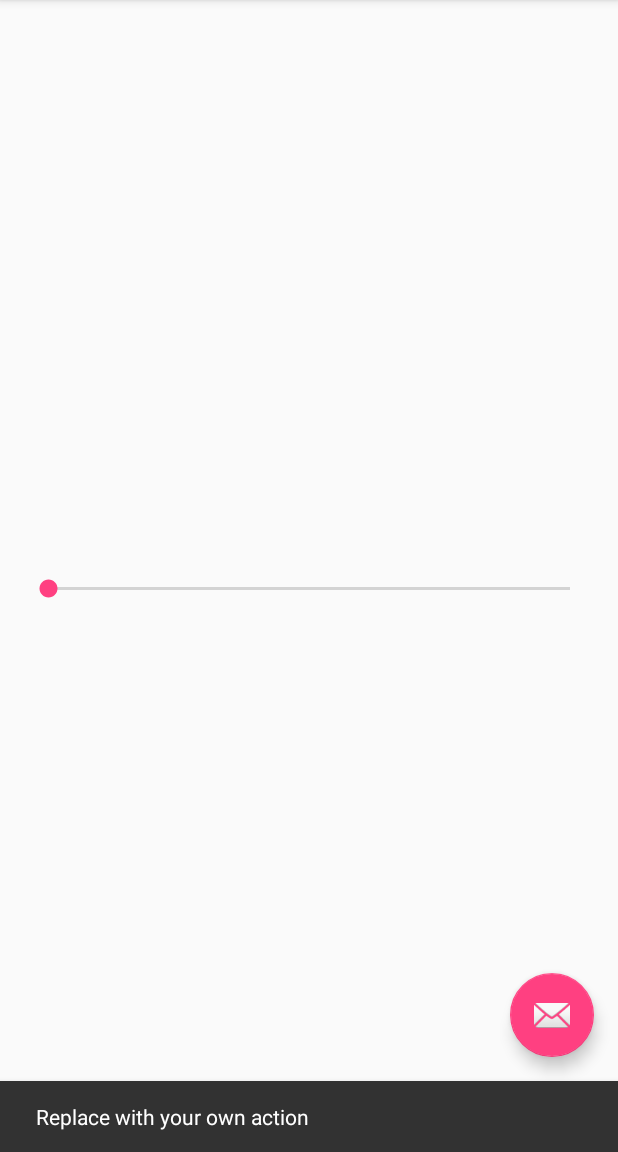
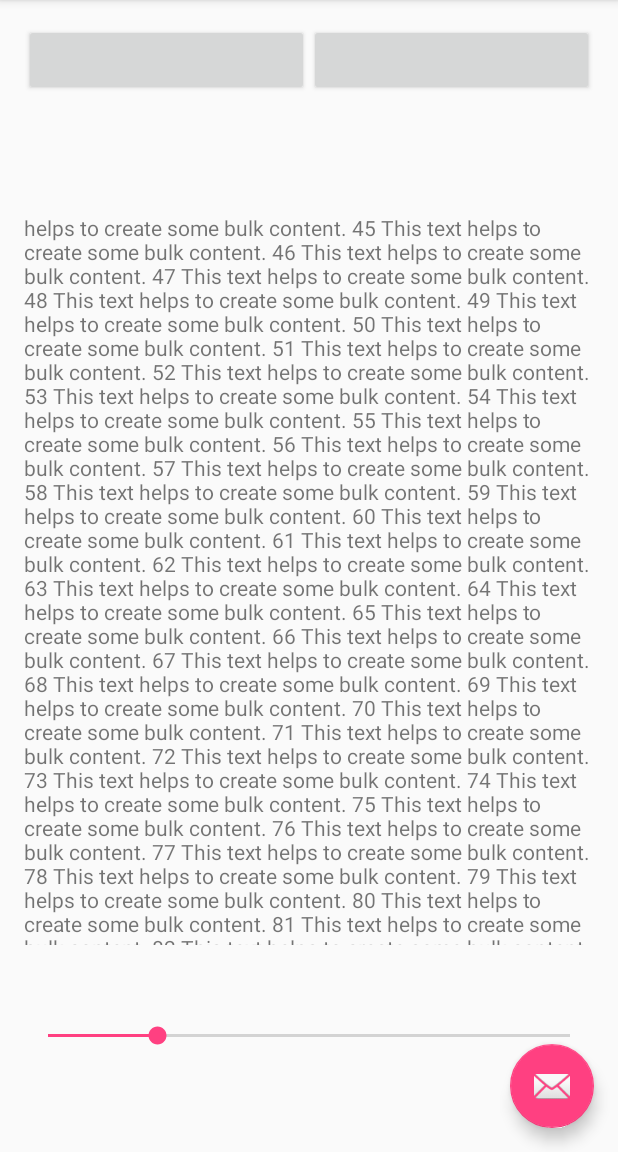
Before and after one commit to padfoot27/StoryReader, an Android app: the screen it shows after launch (StoryActivity), after a tap on an icon or button, on a phone screen of 412 x 824 dp, the part 84-1236 px from its top. Run offline under Robolectric (Android 15) with nearby library versions, the phone set to English and light mode, and no system bars; 1 other tap on this screen came first.

Commit message:
Add pagination to text view

```diff
--- a/app/build.gradle
+++ b/app/build.gradle
@@ -6,7 +6,7 @@ android {
 
     defaultConfig {
         applicationId "com.example.onlinetyari.storyreader"
-        minSdkVersion 11
+        minSdkVersion 16
         targetSdkVersion 23
         versionCode 1
         versionName "1.0"
--- /dev/null
+++ b/app/src/main/java/com/example/onlinetyari/storyreader/Pagination.java
@@ -0,0 +1,71 @@
+package com.example.onlinetyari.storyreader;
+
+import android.text.Layout;
+import android.text.StaticLayout;
+import android.text.TextPaint;
+
+import java.util.ArrayList;
+import java.util.List;
+
+/**
+ * Created by Siddharth Verma on 6/6/16.
+ */
+public class Pagination {
+    private final boolean mIncludePad;
+    private final int mWidth;
+    private final int mHeight;
+    private final float mSpacingMult;
+    private final float mSpacingAdd;
+    private final CharSequence mText;
+    private final TextPaint mPaint;
+    private final List<CharSequence> mPages;
+
+    public Pagination(CharSequence text, int pageW, int pageH, TextPaint paint, float spacingMult, float spacingAdd, boolean inclidePad) {
+        this.mText = text;
+        this.mWidth = pageW;
+        this.mHeight = pageH;
+        this.mPaint = paint;
+        this.mSpacingMult = spacingMult;
+        this.mSpacingAdd = spacingAdd;
+        this.mIncludePad = inclidePad;
+        this.mPages = new ArrayList<CharSequence>();
+
+        layout();
+    }
+
+    private void layout() {
+        final StaticLayout layout = new StaticLayout(mText, mPaint, mWidth, Layout.Alignment.ALIGN_NORMAL, mSpacingMult, mSpacingAdd, mIncludePad);
+
+        final int lines = layout.getLineCount();
+        final CharSequence text = layout.getText();
+        int startOffset = 0;
+        int height = mHeight;
+
+        for (int i = 0; i < lines; i++) {
+            if (height < layout.getLineBottom(i)) {
+                // When the layout height has been exceeded
+                addPage(text.subSequence(startOffset, layout.getLineStart(i)));
+                startOffset = layout.getLineStart(i);
+                height = layout.getLineTop(i) + mHeight;
+            }
+
+            if (i == lines - 1) {
+                // Put the rest of the text into the last page
+                addPage(text.subSequence(startOffset, layout.getLineEnd(i)));
+                return;
+            }
+        }
+    }
+
+    private void addPage(CharSequence text) {
+        mPages.add(text);
+    }
+
+    public int size() {
+        return mPages.size();
+    }
+
+    public CharSequence get(int index) {
+        return (index >= 0 && index < mPages.size()) ? mPages.get(index) : null;
+    }
+}
--- a/app/src/main/java/com/example/onlinetyari/storyreader/StoryActivity.java
+++ b/app/src/main/java/com/example/onlinetyari/storyreader/StoryActivity.java
@@ -1,19 +1,31 @@
 package com.example.onlinetyari.storyreader;
 
+import android.os.Build;
 import android.os.Bundle;
 import android.support.design.widget.FloatingActionButton;
 import android.support.design.widget.Snackbar;
 import android.support.v7.app.AppCompatActivity;
 import android.support.v7.widget.Toolbar;
+import android.text.Html;
+import android.text.Spanned;
+import android.text.TextUtils;
 import android.view.View;
 import android.view.Menu;
 import android.view.MenuItem;
+import android.view.ViewTreeObserver;
+import android.widget.Button;
 import android.widget.SeekBar;
 import android.widget.TextView;
 
 public class StoryActivity extends AppCompatActivity implements SeekBar.OnSeekBarChangeListener {
 
     public TextView textView;
+
+    public Pagination mPagination;
+    public CharSequence mText;
+    public int mCurrentIndex = 0;
+    public Button backButton;
+    public Button forwardButton;
     public SeekBar seekBar;
 
     @Override
@@ -33,14 +45,72 @@ public class StoryActivity extends AppCompatActivity implements SeekBar.OnSeekBa
             }
         });
 
-        seekBar = (SeekBar) findViewById(R.id.seekbar);
         textView = (TextView) findViewById(R.id.textView);
 
         assert textView != null;
-        textView.setTextSize(seekBar.getProgress());
 
+        StringBuilder sb = new StringBuilder();
+        for (int i = 0; i < 100; i++) {
+            sb.append("This text helps to create some bulk content. " + i + " \n");
+        }
+        String book_content = sb.toString();
+
+        Spanned htmlString = Html.fromHtml(book_content);
+        mText = TextUtils.concat(htmlString);
+
+        textView.getViewTreeObserver().addOnGlobalLayoutListener(new ViewTreeObserver.OnGlobalLayoutListener() {
+            @Override
+            public void onGlobalLayout() {
+                // Removing layout listener to avoid multiple calls
+                if (Build.VERSION.SDK_INT < Build.VERSION_CODES.JELLY_BEAN) {
+                    textView.getViewTreeObserver().removeGlobalOnLayoutListener(this);
+                } else {
+                    textView.getViewTreeObserver().removeOnGlobalLayoutListener(this);
+                }
+                mPagination = new Pagination(mText,
+                        textView.getWidth(),
+                        textView.getHeight(),
+                        textView.getPaint(),
+                        textView.getLineSpacingMultiplier(),
+                        textView.getLineSpacingExtra(),
+                        textView.getIncludeFontPadding());
+                update();
+            }
+        });
+
+        backButton = (Button) findViewById(R.id.back_btn);
+        forwardButton = (Button) findViewById(R.id.forward_btn);
+
+        backButton.setOnClickListener(new View.OnClickListener() {
+            @Override
+            public void onClick(View v) {
+                if (mCurrentIndex > 0) {
+                    mCurrentIndex--;
+                    update();
+                }
+            }
+        });
+
+        forwardButton.setOnClickListener(new View.OnClickListener() {
+            @Override
+            public void onClick(View v) {
+                if (mCurrentIndex < mPagination.size()) {
+                    mCurrentIndex++;
+                    update();
+                }
+            }
+        });
+
+        seekBar = (SeekBar) findViewById(R.id.seekbar);
         assert seekBar != null;
+        seekBar.setProgress((int) textView.getTextSize());
         seekBar.setOnSeekBarChangeListener(this);
+        fab.setOnClickListener(new View.OnClickListener() {
+            @Override
+            public void onClick(View v) {
+                seekBar.setVisibility(View.VISIBLE);
+            }
+        });
     }
 
     @Override
@@ -77,6 +147,12 @@ public class StoryActivity extends AppCompatActivity implements SeekBar.OnSeekBa
 
     @Override
     public void onStopTrackingTouch(SeekBar seekBar) {
+        seekBar.setVisibility(View.GONE);
+    }
 
+    private void update() {
+        final CharSequence text = mPagination.get(mCurrentIndex);
+        if (text != null) textView.setText(text);
     }
+
 }
--- a/app/src/main/res/layout/content_story.xml
+++ b/app/src/main/res/layout/content_story.xml
@@ -1,7 +1,8 @@
 <?xml version="1.0" encoding="utf-8"?>
-<RelativeLayout xmlns:android="http://schemas.android.com/apk/res/android"
+<LinearLayout xmlns:android="http://schemas.android.com/apk/res/android"
     xmlns:app="http://schemas.android.com/apk/res-auto"
     xmlns:tools="http://schemas.android.com/tools"
+    android:orientation="vertical"
     android:layout_width="match_parent"
     android:layout_height="match_parent"
     android:paddingBottom="@dimen/activity_vertical_margin"
@@ -12,17 +13,39 @@
     tools:context="com.example.onlinetyari.storyreader.StoryActivity"
     tools:showIn="@layout/activity_story">
 
+    <LinearLayout
+        android:layout_weight="1"
+        android:id="@+id/button"
+        android:layout_marginBottom="4dp"
+        android:layout_width="match_parent"
+        android:layout_height="0dp">
+
+        <Button
+            android:id="@+id/back_btn"
+            android:layout_weight="1"
+            android:layout_width="0dp"
+            android:layout_height="wrap_content" />
+
+        <Button
+            android:id="@+id/forward_btn"
+            android:layout_weight="1"
+            android:layout_width="0dp"
+            android:layout_height="wrap_content" />
+
+
+    </LinearLayout>
+
     <TextView
+        android:layout_weight="4"
         android:id="@+id/textView"
         android:layout_width="match_parent"
-        android:layout_height="wrap_content"
-        android:layout_marginBottom="16dp"
+        android:layout_height="0dp"
         android:text="Hello World!" />
 
     <SeekBar
-        android:layout_alignParentBottom="true"
-        android:layout_below="@id/textView"
+        android:visibility="gone"
+        android:layout_weight="1"
         android:id="@+id/seekbar"
         android:layout_width="match_parent"
-        android:layout_height="wrap_content" />
-</RelativeLayout>
+        android:layout_height="0dp" />
+</LinearLayout>
```
